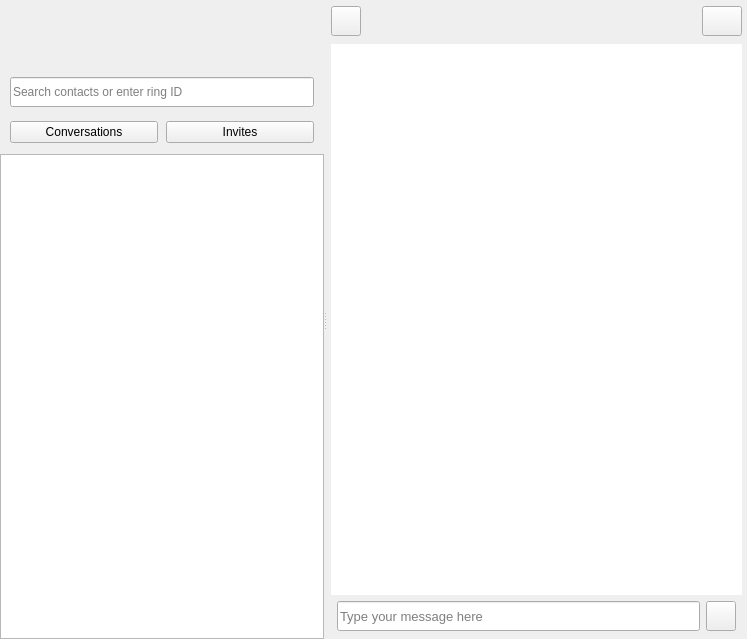
Old version of the form callwidget.ui in the repository savoirfairelinux/jami-client-windows.
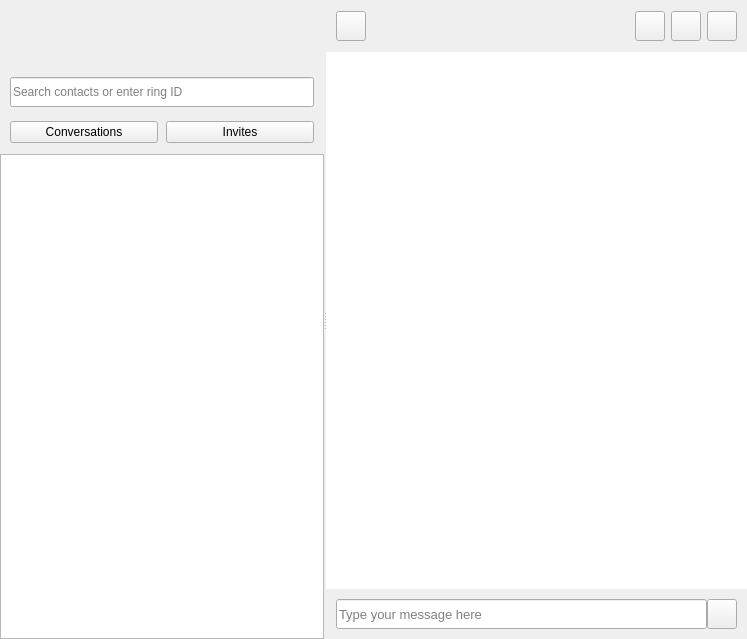
New version of the form. Icons and pictures are not drawn. Custom widgets are drawn as their Qt base class.

Commit message: conversation view: add call buttons

```diff
--- a/callwidget.ui
+++ b/callwidget.ui
@@ -923,25 +923,46 @@
                 </sizepolicy>
                </property>
                <layout class="QVBoxLayout" name="verticalLayout_12" stretch="1,25,1">
+                <property name="spacing">
+                 <number>0</number>
+                </property>
                 <property name="leftMargin">
-                 <number>5</number>
+                 <number>0</number>
                 </property>
                 <property name="topMargin">
-                 <number>5</number>
+                 <number>0</number>
                 </property>
                 <property name="rightMargin">
-                 <number>5</number>
+                 <number>0</number>
                 </property>
                 <property name="bottomMargin">
-                 <number>2</number>
+                 <number>0</number>
                 </property>
                 <item>
                  <layout class="QHBoxLayout" name="horizontalLayout_6">
+                  <property name="spacing">
+                   <number>6</number>
+                  </property>
+                  <property name="leftMargin">
+                   <number>10</number>
+                  </property>
+                  <property name="topMargin">
+                   <number>6</number>
+                  </property>
+                  <property name="rightMargin">
+                   <number>10</number>
+                  </property>
                   <property name="bottomMargin">
-                   <number>0</number>
+                   <number>6</number>
                   </property>
                   <item>
                    <widget class="QPushButton" name="imBackButton">
+                    <property name="sizePolicy">
+                     <sizepolicy hsizetype="Minimum" vsizetype="Fixed">
+                      <horstretch>0</horstretch>
+                      <verstretch>0</verstretch>
+                     </sizepolicy>
+                    </property>
                     <property name="minimumSize">
                      <size>
                       <width>30</width>
@@ -984,7 +1005,7 @@
                      <number>0</number>
                     </property>
                     <property name="bottomMargin">
-                     <number>4</number>
+                     <number>0</number>
                     </property>
                     <item>
                      <widget class="QLabel" name="imNameLabel">
@@ -1053,6 +1074,22 @@
                     </item>
                    </layout>
                   </item>
+                  <item>
+                   <spacer name="verticalSpacer_3">
+                    <property name="orientation">
+                     <enum>Qt::Vertical</enum>
+                    </property>
+                    <property name="sizeType">
+                     <enum>QSizePolicy::Fixed</enum>
+                    </property>
+                    <property name="sizeHint" stdset="0">
+                     <size>
+                      <width>0</width>
+                      <height>40</height>
+                     </size>
+                    </property>
+                   </spacer>
+                  </item>
                   <item>
                    <spacer name="horizontalSpacer_6">
                     <property name="orientation">
@@ -1067,7 +1104,65 @@
                    </spacer>
                   </item>
                   <item>
-                   <widget class="QPushButton" name="sendContactRequestPageButton">
+                   <widget class="QPushButton" name="btnAudioCall">
+                    <property name="minimumSize">
+                     <size>
+                      <width>30</width>
+                      <height>30</height>
+                     </size>
+                    </property>
+                    <property name="maximumSize">
+                     <size>
+                      <width>30</width>
+                      <height>30</height>
+                     </size>
+                    </property>
+                    <property name="text">
+                     <string/>
+                    </property>
+                    <property name="icon">
+                     <iconset resource="ressources.qrc">
+                      <normaloff>:/images/icons/ic_phone_24px.svg</normaloff>:/images/icons/ic_phone_24px.svg</iconset>
+                    </property>
+                    <property name="iconSize">
+                     <size>
+                      <width>18</width>
+                      <height>18</height>
+                     </size>
+                    </property>
+                   </widget>
+                  </item>
+                  <item>
+                   <widget class="QPushButton" name="btnVideoCall">
+                    <property name="minimumSize">
+                     <size>
+                      <width>30</width>
+                      <height>30</height>
+                     </size>
+                    </property>
+                    <property name="maximumSize">
+                     <size>
+                      <width>30</width>
+                      <height>30</height>
+                     </size>
+                    </property>
+                    <property name="text">
+                     <string/>
+                    </property>
+                    <property name="icon">
+                     <iconset resource="ressources.qrc">
+                      <normaloff>:/images/icons/ic_video_call_24px.svg</normaloff>:/images/icons/ic_video_call_24px.svg</iconset>
+                    </property>
+                    <property name="iconSize">
+                     <size>
+                      <width>18</width>
+                      <height>18</height>
+                     </size>
+                    </property>
+                   </widget>
+                  </item>
+                  <item>
+                   <widget class="QPushButton" name="sendContactRequestButton">
                     <property name="sizePolicy">
                      <sizepolicy hsizetype="Minimum" vsizetype="Fixed">
                       <horstretch>0</horstretch>
@@ -1080,6 +1175,12 @@
                       <height>30</height>
                      </size>
                     </property>
+                    <property name="maximumSize">
+                     <size>
+                      <width>30</width>
+                      <height>30</height>
+                     </size>
+                    </property>
                     <property name="toolTip">
                      <string>Add to contacts</string>
                     </property>
@@ -1091,7 +1192,13 @@
                     </property>
                     <property name="icon">
                      <iconset resource="ressources.qrc">
-                      <normaloff>:/images/icons/ic_person_add_white_24dp.png</normaloff>:/images/icons/ic_person_add_white_24dp.png</iconset>
+                      <normaloff>:/images/icons/ic_person_add_black_24dp_2x.png</normaloff>:/images/icons/ic_person_add_black_24dp_2x.png</iconset>
+                    </property>
+                    <property name="iconSize">
+                     <size>
+                      <width>18</width>
+                      <height>18</height>
+                     </size>
                     </property>
                    </widget>
                   </item>
@@ -1142,16 +1249,16 @@
                 <item>
                  <layout class="QHBoxLayout" name="horizontalLayout_5">
                   <property name="leftMargin">
-                   <number>6</number>
+                   <number>10</number>
                   </property>
                   <property name="topMargin">
-                   <number>0</number>
+                   <number>10</number>
                   </property>
                   <property name="rightMargin">
-                   <number>6</number>
+                   <number>10</number>
                   </property>
                   <property name="bottomMargin">
-                   <number>6</number>
+                   <number>10</number>
                   </property>
                   <item>
                    <widget class="QLineEdit" name="imMessageEdit">
```
Left out of the diff: 8 changed lines with no effect on the pictures. The commit also changes 12 other files.
